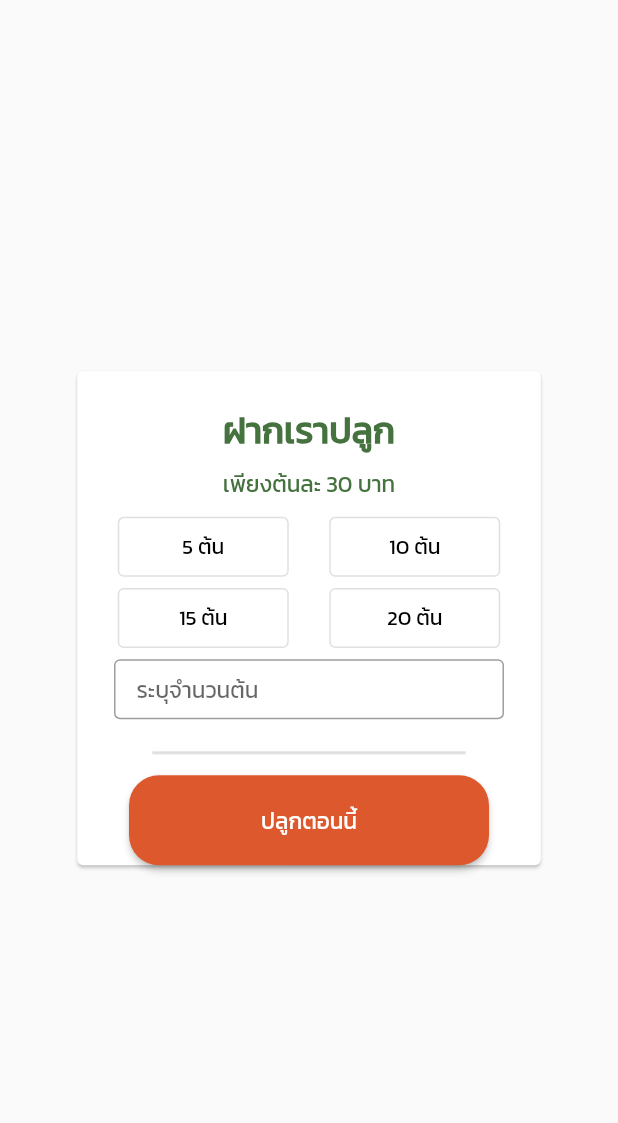
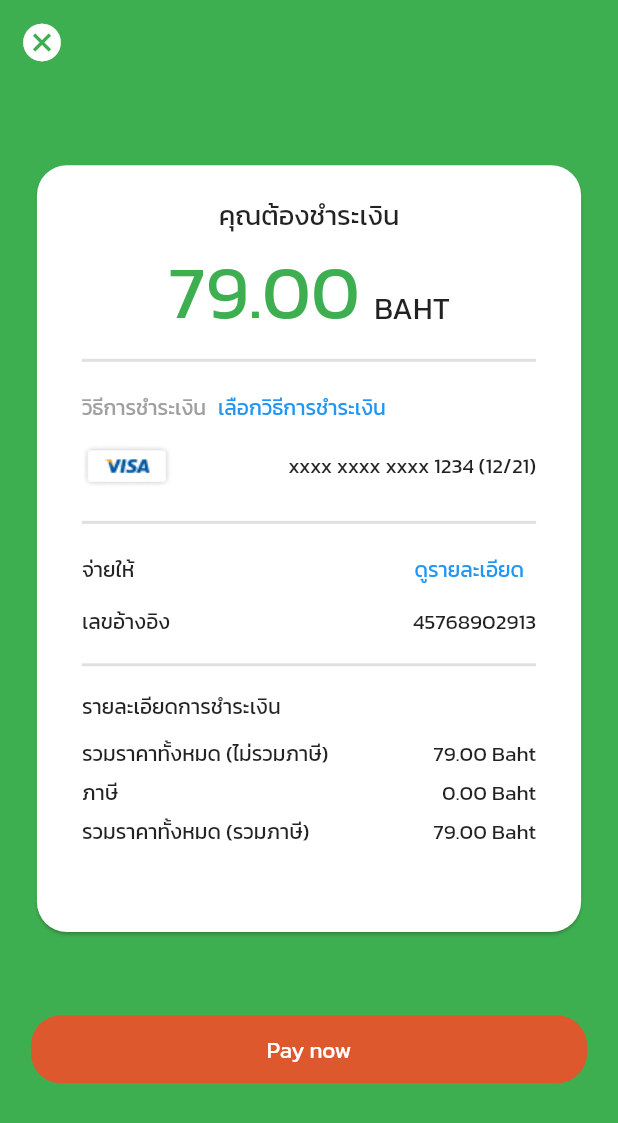
Before and after one commit to thanatat-wong/FarkPlookTree, a Flutter app: the FarkPlookDialog widget shown alone on an empty page, opened directly, after a tap on "ปลูกตอนนี้", on a phone screen of 412 x 824 dp. Shown: the top 1123 px of the screen. Run offline on Flutter 3.47's test engine with Material 2 defaults, Android fonts, the phone set to English and light mode, and no system bars; our stand-ins replace firebase_auth, firebase_core, flutter_swiper, flutter_toggle_tab, google_sign_in, sliding_up_panel; missing offline and left inert: flutter_login_facebook; accounts and stored records are empty; network calls fail.

Commit message:
[ADD]: payment page

```diff
--- a/lib/Pages/farkPlook.dart
+++ b/lib/Pages/farkPlook.dart
@@ -112,24 +112,18 @@ class _FarkPlookState extends State<FarkPlook> {
                   )
                 : Expanded(
                     flex: 8,
-                    child: SingleChildScrollView(
-                      child: Column(
-                        children: [
-                          FutureBuilder<List<Donation>>(
+                    child: Container(
+                      padding: EdgeInsets.only(left: 20, right: 20),
+                      child: FutureBuilder<List<Donation>>(
                         future: topDonationList,
                         builder: (context, snapshot) {
                           if (snapshot.hasData) {
-                                return SizedBox(
-                                  height: 600,
-                                  width: 400,
-                                  child: new ListView.builder(
+                            return ListView.builder(
                               scrollDirection: Axis.vertical,
                               reverse: false,
                               itemCount: snapshot.data.length,
-                                    itemBuilder:
-                                        (BuildContext context, int index) =>
+                              itemBuilder: (BuildContext context, int index) =>
                                   FarkPlookCard(snapshot.data[index]),
-                                  ),
                             );
                           } else if (snapshot.hasError) {
                             return Text("${snapshot.error}");
@@ -138,8 +132,6 @@ class _FarkPlookState extends State<FarkPlook> {
                           // By default, show a loading spinner.
                           return CircularProgressIndicator();
                         },
-                          ),
-                        ],
                       ),
                     ),
                   ),
--- /dev/null
+++ b/lib/Pages/paymentPage.dart
@@ -0,0 +1,173 @@
+import 'package:flutter/material.dart';
+
+class PaymentPage extends StatefulWidget {
+  @override
+  _PaymentPageState createState() => _PaymentPageState();
+}
+
+class _PaymentPageState extends State<PaymentPage> {
+  @override
+  Widget build(BuildContext context) {
+    return Scaffold(
+      appBar: AppBar(
+        leading: IconButton(
+          icon: Icon(
+            Icons.cancel,
+            color: Colors.white,
+            size: 30,
+          ),
+          onPressed: () => Navigator.of(context).pop(),
+        ),
+        elevation: 0.0,
+        backgroundColor: Colors.transparent,
+      ),
+      backgroundColor: Color(0xff3EAF51),
+      body: Center(
+        child: Column(
+          mainAxisAlignment: MainAxisAlignment.spaceEvenly,
+          children: [
+            Container(
+              height: MediaQuery.of(context).size.height * 0.63,
+              width: MediaQuery.of(context).size.width * 0.9,
+              child: Card(
+                shape: RoundedRectangleBorder(
+                  borderRadius: BorderRadius.circular(20.0),
+                ),
+                child: Container(
+                  padding: EdgeInsets.symmetric(horizontal: 30),
+                  child: Column(
+                    crossAxisAlignment: CrossAxisAlignment.start,
+                    children: [
+                      SizedBox(
+                        height: 20,
+                      ),
+                      Center(
+                        child: Text(
+                          "คุณต้องชำระเงิน",
+                          style: TextStyle(fontSize: 18),
+                        ),
+                      ),
+                      Row(
+                        mainAxisAlignment: MainAxisAlignment.center,
+                        children: [
+                          Text("79.00",
+                              style: TextStyle(
+                                  fontSize: 50, color: Color(0xff3EAF51))),
+                          Container(
+                            padding: EdgeInsets.only(top: 22, left: 5),
+                            child:
+                                Text(" BAHT", style: TextStyle(fontSize: 20)),
+                          ),
+                        ],
+                      ),
+                      Divider(
+                        thickness: 2,
+                      ),
+                      Container(
+                          child: Row(
+                        children: [
+                          Text(
+                            "วิธีการชำระเงิน",
+                            style: TextStyle(color: Color(0xffA0A0A0)),
+                          ),
+                          TextButton(
+                              onPressed: () {},
+                              child: Text('เลือกวิธีการชำระเงิน'))
+                        ],
+                      )),
+                      Row(
+                        crossAxisAlignment: CrossAxisAlignment.center,
+                        mainAxisAlignment: MainAxisAlignment.spaceBetween,
+                        children: [
+                          Image.asset('images/visa.png'),
+                          Text('xxxx xxxx xxxx 1234 (12/21)')
+                        ],
+                      ),
+                      Container(
+                        padding: EdgeInsets.only(top: 15),
+                        child: Divider(
+                          thickness: 2,
+                        ),
+                      ),
+                      Row(
+                        crossAxisAlignment: CrossAxisAlignment.center,
+                        mainAxisAlignment: MainAxisAlignment.spaceBetween,
+                        children: [
+                          Text('จ่ายให้'),
+                          TextButton(
+                              onPressed: () {}, child: Text('ดูรายละเอียด'))
+                        ],
+                      ),
+                      Row(
+                        crossAxisAlignment: CrossAxisAlignment.center,
+                        mainAxisAlignment: MainAxisAlignment.spaceBetween,
+                        children: [
+                          Text('เลขอ้างอิง'),
+                          Text('45768902913'),
+                        ],
+                      ),
+                      Container(
+                        padding: EdgeInsets.only(top: 10, bottom: 10),
+                        child: Divider(
+                          thickness: 2,
+                        ),
+                      ),
+                      Text('รายละเอียดการชำระเงิน'),
+                      SizedBox(
+                        height: 10,
+                      ),
+                      Row(
+                        crossAxisAlignment: CrossAxisAlignment.center,
+                        mainAxisAlignment: MainAxisAlignment.spaceBetween,
+                        children: [
+                          Text('รวมราคาทั้งหมด (ไม่รวมภาษี)'),
+                          Text('79.00 Baht'),
+                        ],
+                      ),
+                      SizedBox(
+                        height: 5,
+                      ),
+                      Row(
+                        crossAxisAlignment: CrossAxisAlignment.center,
+                        mainAxisAlignment: MainAxisAlignment.spaceBetween,
+                        children: [
+                          Text('ภาษี'),
+                          Text('0.00 Baht'),
+                        ],
+                      ),
+                      SizedBox(
+                        height: 5,
+                      ),
+                      Row(
+                        crossAxisAlignment: CrossAxisAlignment.center,
+                        mainAxisAlignment: MainAxisAlignment.spaceBetween,
+                        children: [
+                          Text('รวมราคาทั้งหมด (รวมภาษี)'),
+                          Text('79.00 Baht'),
+                        ],
+                      ),
+                    ],
+                  ),
+                ),
+              ),
+            ),
+            TextButton(
+                onPressed: () {},
+                style: TextButton.styleFrom(
+                    minimumSize: Size(MediaQuery.of(context).size.width * 0.9,
+                        MediaQuery.of(context).size.height * 0.055),
+                    primary: Colors.white,
+                    shape: RoundedRectangleBorder(
+                        borderRadius: BorderRadius.circular(20.0)),
+                    backgroundColor: Color(0xffDD582D)),
+                child: Text(
+                  'Pay now',
+                  style: TextStyle(fontSize: 15),
+                )),
+            SizedBox()
+          ],
+        ),
+      ),
+    );
+  }
+}
--- a/lib/components/farkPlookDialog.dart
+++ b/lib/components/farkPlookDialog.dart
@@ -1,7 +1,25 @@
+import 'package:farkplooktreeapp/Pages/paymentPage.dart';
 import 'package:flutter/material.dart';
+import 'package:flutter/services.dart';
 
-class FarkPlookDialog extends StatelessWidget {
+class FarkPlookDialog extends StatefulWidget {
   @override
+  State<FarkPlookDialog> createState() => _FarkPlookDialogState();
+}
+
+class _FarkPlookDialogState extends State<FarkPlookDialog> {
+  int plantNum;
+  @override
+  void initState() {
+    super.initState();
+    plantNum = 5;
+  }
+
+  clearTextInput() {
+    nameHolder.clear();
+  }
+
+  final nameHolder = TextEditingController();
   Widget build(BuildContext context) {
     return new Dialog(
       shape: RoundedRectangleBorder(
@@ -51,10 +69,21 @@ class FarkPlookDialog extends StatelessWidget {
                           width: 114,
                           height: 40,
                           child: OutlinedButton(
-                            onPressed: () {},
+                            style: OutlinedButton.styleFrom(
+                              primary:
+                                  plantNum == 5 ? Colors.white : Colors.black,
+                              backgroundColor: plantNum == 5
+                                  ? Color(0xff40A848)
+                                  : Colors.white,
+                            ),
+                            onPressed: () {
+                              clearTextInput();
+                              setState(() {
+                                plantNum = 5;
+                              });
+                            },
                             child: Text(
                               "5 ต้น",
-                              style: TextStyle(color: Colors.black),
                             ),
                           ),
                         ),
@@ -62,10 +91,21 @@ class FarkPlookDialog extends StatelessWidget {
                           width: 114,
                           height: 40,
                           child: OutlinedButton(
-                            onPressed: () {},
+                            style: OutlinedButton.styleFrom(
+                              primary:
+                                  plantNum == 10 ? Colors.white : Colors.black,
+                              backgroundColor: plantNum == 10
+                                  ? Color(0xff40A848)
+                                  : Colors.white,
+                            ),
+                            onPressed: () {
+                              clearTextInput();
+                              setState(() {
+                                plantNum = 10;
+                              });
+                            },
                             child: Text(
                               "10 ต้น",
-                              style: TextStyle(color: Colors.black),
                             ),
                           ),
                         ),
@@ -78,10 +118,21 @@ class FarkPlookDialog extends StatelessWidget {
                           width: 114,
                           height: 40,
                           child: OutlinedButton(
-                            onPressed: () {},
+                            style: OutlinedButton.styleFrom(
+                              primary:
+                                  plantNum == 15 ? Colors.white : Colors.black,
+                              backgroundColor: plantNum == 15
+                                  ? Color(0xff40A848)
+                                  : Colors.white,
+                            ),
+                            onPressed: () {
+                              clearTextInput();
+                              setState(() {
+                                plantNum = 15;
+                              });
+                            },
                             child: Text(
                               "15 ต้น",
-                              style: TextStyle(color: Colors.black),
                             ),
                           ),
                         ),
@@ -89,19 +140,42 @@ class FarkPlookDialog extends StatelessWidget {
                           width: 114,
                           height: 40,
                           child: OutlinedButton(
-                            onPressed: () {},
+                            style: OutlinedButton.styleFrom(
+                              primary:
+                                  plantNum == 20 ? Colors.white : Colors.black,
+                              backgroundColor: plantNum == 20
+                                  ? Color(0xff40A848)
+                                  : Colors.white,
+                            ),
+                            onPressed: () {
+                              clearTextInput();
+                              setState(() {
+                                plantNum = 20;
+                              });
+                            },
                             child: Text(
                               "20 ต้น",
-                              style: TextStyle(color: Colors.black),
                             ),
                           ),
                         ),
                       ],
                     ),
                     Container(
-                        width: 260,
+                        width: 250,
                         height: 40,
                         child: TextField(
+                          controller: nameHolder,
+                          onChanged: (value) {
+                            print(value);
+                            setState(() {
+                              plantNum = int.parse(value);
+                            });
+                            print(plantNum);
+                          },
+                          keyboardType: TextInputType.number,
+                          inputFormatters: <TextInputFormatter>[
+                            FilteringTextInputFormatter.allow(RegExp(r'[0-9]')),
+                          ],
                           decoration: InputDecoration(
                             contentPadding: EdgeInsets.only(top: 10, left: 15),
                             border: OutlineInputBorder(),
@@ -121,17 +195,29 @@ class FarkPlookDialog extends StatelessWidget {
                   )),
               Expanded(
                 flex: 2,
-                child: Container(
-                  width: 240,
+                child: Column(
+                  children: [
+                    Container(
+                      width: 250,
                       height: 40,
                       child: RaisedButton(
-                    onPressed: () {},
+                        onPressed: () {
+                          print(plantNum);
+                          Navigator.push(
+                            context,
+                            MaterialPageRoute(
+                                builder: (context) => PaymentPage()),
+                          );
+                        },
                         color: Color(0xffDD582D),
                         textColor: Colors.white,
                         shape: RoundedRectangleBorder(
                             borderRadius: BorderRadius.circular(20)),
-                    child: Text('ปลูกตอนนี้', style: TextStyle(fontSize: 15)),
+                        child:
+                            Text('ปลูกตอนนี้', style: TextStyle(fontSize: 15)),
                       ),
+                    ),
+                  ],
                 ),
               ),
             ],
```
Also changed, not shown: images/visa.png (added). Lines whose indentation alone changed are shown as unchanged.
